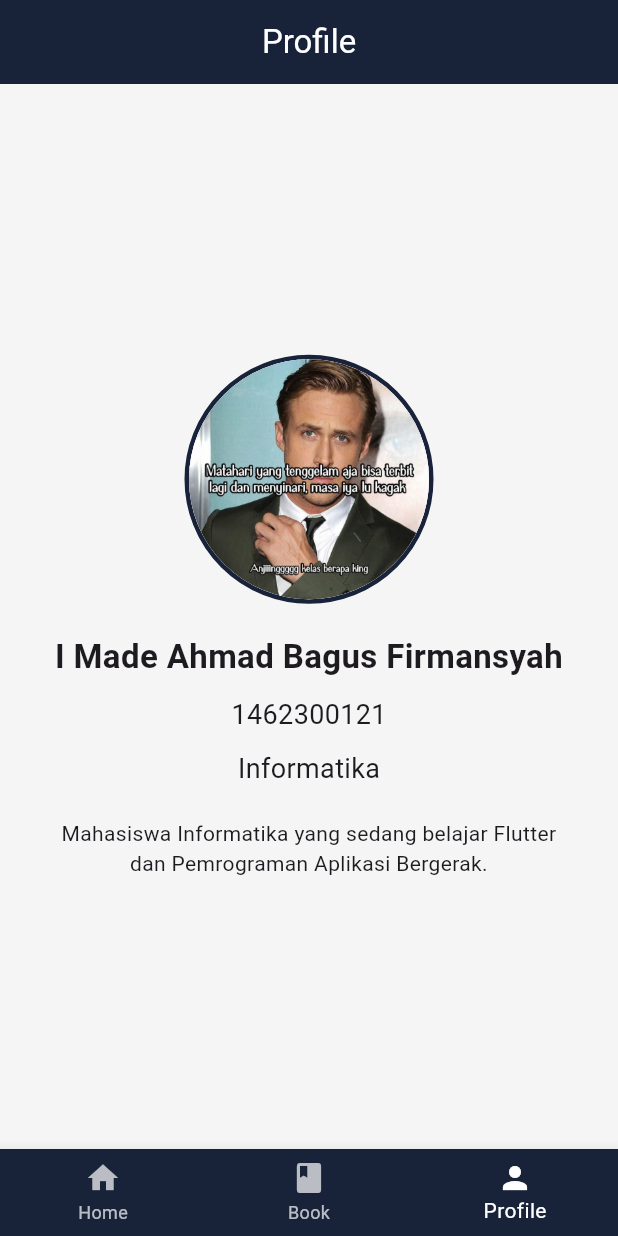
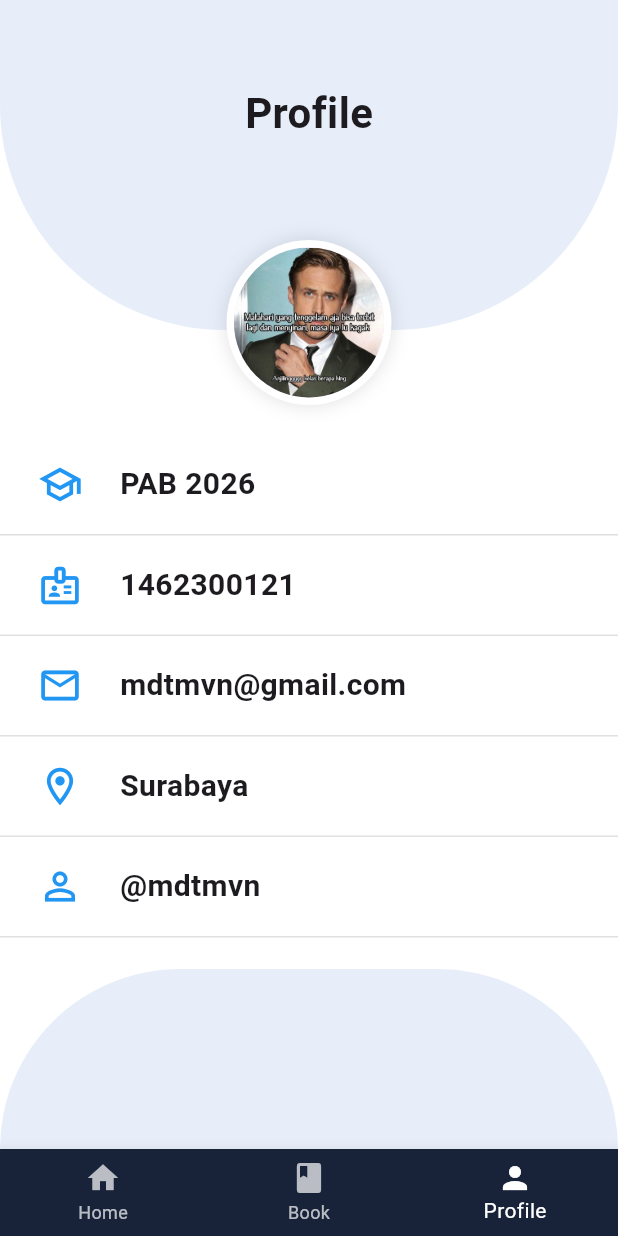
Before and after one commit to mdtmvn/PRAKTIKUM-PAB, a Flutter app: the screen it shows after launch, item 3 of the bottom bar chosen, on a phone screen of 412 x 824 dp. Run offline on Flutter 3.47's test engine with Material 3 defaults, Android fonts, the phone set to English and light mode, and no system bars.

Commit message:
Tugas Praktikum 2

```diff
--- a/lib/main.dart
+++ b/lib/main.dart
@@ -277,54 +277,119 @@ class ProfilePage extends StatelessWidget {
   @override
   Widget build(BuildContext context) {
     return Scaffold(
-      backgroundColor: const Color(0xFFF5F5F5),
+      backgroundColor: Colors.white,
 
-      appBar: AppBar(title: const Text("Profile")),
+      body: Column(
+        children: [
+          // HEADER ATAS
+          Stack(
+            alignment: Alignment.center,
+            clipBehavior: Clip.none,
 
-      body: Center(
-        child: Column(
-          mainAxisAlignment: MainAxisAlignment.center,
+            children: [
+              Container(
+                height: 220,
 
-          children: [
-            Container(
-              decoration: BoxDecoration(
-                border: Border.all(color: const Color(0xFF18233A), width: 3),
-                shape: BoxShape.circle,
+                decoration: const BoxDecoration(
+                  color: Color(0xFFE7EEF9),
+
+                  borderRadius: BorderRadius.only(
+                    bottomLeft: Radius.circular(150),
+                    bottomRight: Radius.circular(150),
+                  ),
+                ),
+
+                child: const Center(
+                  child: Padding(
+                    padding: EdgeInsets.only(bottom: 70),
+
+                    child: Text(
+                      "Profile",
+                      style: TextStyle(
+                        fontSize: 28,
+                        fontWeight: FontWeight.bold,
+                      ),
+                    ),
+                  ),
+                ),
               ),
 
-              child: const CircleAvatar(
-                radius: 80,
-                backgroundImage: AssetImage("images/sigma.jpeg"),
+              Positioned(
+                bottom: -50,
+
+                child: Container(
+                  padding: const EdgeInsets.all(5),
+
+                  decoration: BoxDecoration(
+                    color: Colors.white,
+                    shape: BoxShape.circle,
+
+                    boxShadow: [
+                      BoxShadow(color: Colors.black12, blurRadius: 10),
+                    ],
+                  ),
+
+                  child: const CircleAvatar(
+                    radius: 50,
+                    backgroundImage: AssetImage("images/sigma.jpeg"),
+                  ),
+                ),
+              ),
+            ],
+          ),
+
+          const SizedBox(height: 70),
+
+          infoTile(Icons.school_outlined, "PAB 2026"),
+
+          infoTile(Icons.badge_outlined, "1462300121"),
+
+          infoTile(Icons.email_outlined, "mdtmvn@gmail.com"),
+
+          infoTile(Icons.location_on_outlined, "Surabaya"),
+
+          infoTile(Icons.person_outline, "@mdtmvn"),
+
+          const Spacer(),
+
+          Container(
+            height: 120,
+
+            decoration: const BoxDecoration(
+              color: Color(0xFFE7EEF9),
+
+              borderRadius: BorderRadius.only(
+                topLeft: Radius.circular(150),
+                topRight: Radius.circular(150),
               ),
             ),
+          ),
+        ],
+      ),
+    );
+  }
 
-            const SizedBox(height: 20),
+  Widget infoTile(IconData icon, String text) {
+    return Container(
+      padding: const EdgeInsets.symmetric(horizontal: 25, vertical: 18),
 
-            const Text(
-              "I Made Ahmad Bagus Firmansyah",
-              textAlign: TextAlign.center,
-              style: TextStyle(fontSize: 22, fontWeight: FontWeight.bold),
+      decoration: const BoxDecoration(
+        border: Border(bottom: BorderSide(color: Colors.black12)),
+      ),
+
+      child: Row(
+        children: [
+          Icon(icon, color: Colors.blue, size: 30),
+
+          const SizedBox(width: 25),
+
+          Expanded(
+            child: Text(
+              text,
+              style: const TextStyle(fontSize: 20, fontWeight: FontWeight.w600),
             ),
-
-            const SizedBox(height: 10),
-
-            const Text("1462300121", style: TextStyle(fontSize: 18)),
-
-            const SizedBox(height: 10),
-
-            const Text("Informatika", style: TextStyle(fontSize: 18)),
-
-            const SizedBox(height: 20),
-
-            const Padding(
-              padding: EdgeInsets.symmetric(horizontal: 30),
-              child: Text(
-                "Mahasiswa Informatika yang sedang belajar Flutter dan Pemrograman Aplikasi Bergerak.",
-                textAlign: TextAlign.center,
-              ),
-            ),
-          ],
-        ),
+          ),
+        ],
       ),
     );
   }
```
